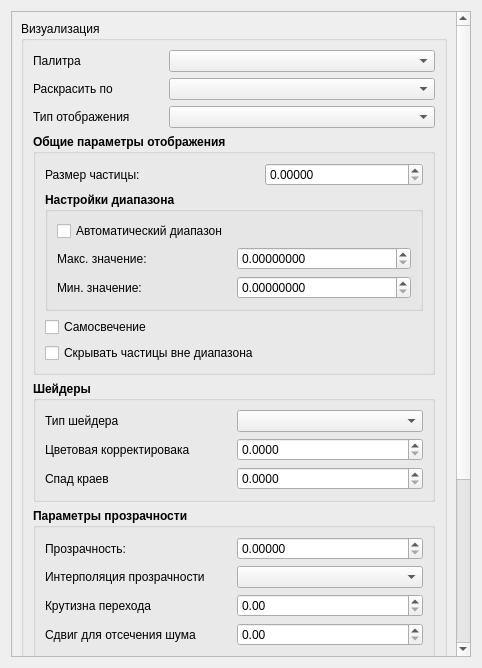
This is UI/Home/PropertyInspector.ui in Codbrain1/QSpace as Qt 5 draws it before an edit. The edited form follows.
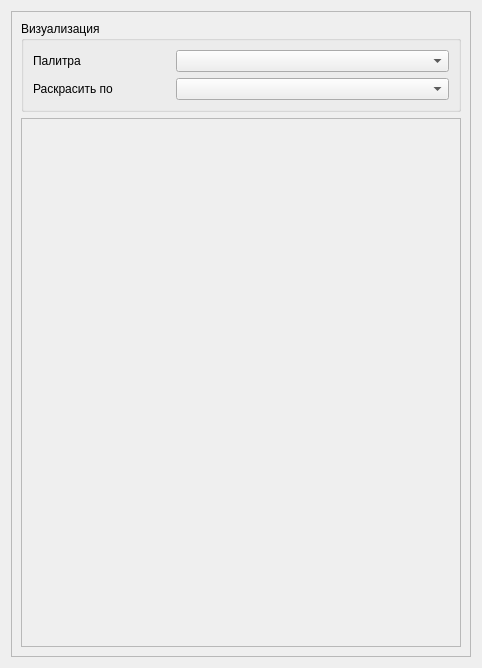
This is the edited form. Custom widgets are drawn as their Qt base class.

What changed in the file:
```diff
--- a/UI/Home/PropertyInspector.ui
+++ b/UI/Home/PropertyInspector.ui
@@ -24,8 +24,8 @@
        <rect>
         <x>0</x>
         <y>0</y>
-        <width>442</width>
-        <height>1087</height>
+        <width>462</width>
+        <height>648</height>
        </rect>
       </property>
       <layout class="QVBoxLayout" name="verticalLayout_2">
@@ -35,219 +35,8 @@
           <string>Визуализация</string>
          </property>
          <layout class="QGridLayout" name="gridLayout">
-          <item row="13" column="0" colspan="3">
-           <widget class="QGroupBox" name="groupBox_3">
-            <property name="font">
-             <font>
-              <bold>true</bold>
-             </font>
-            </property>
-            <property name="title">
-             <string>Параметры цветовой шкалы</string>
-            </property>
-            <layout class="QGridLayout" name="gridLayout_5">
-             <item row="3" column="0">
-              <widget class="QLabel" name="label_sigmoidGammaColor">
-               <property name="font">
-                <font>
-                 <bold>false</bold>
-                </font>
-               </property>
-               <property name="text">
-                <string>Крутизна перехода</string>
-               </property>
-              </widget>
-             </item>
-             <item row="0" column="0">
-              <widget class="QLabel" name="label_interpolationRange">
-               <property name="font">
-                <font>
-                 <bold>false</bold>
-                </font>
-               </property>
-               <property name="text">
-                <string>Интерполяция диапазона</string>
-               </property>
-              </widget>
-             </item>
-             <item row="4" column="0">
-              <widget class="QLabel" name="label_sigmoidShiftColor">
-               <property name="font">
-                <font>
-                 <bold>false</bold>
-                </font>
-               </property>
-               <property name="text">
-                <string>Сдвиг для отсечения шума</string>
-               </property>
-              </widget>
-             </item>
-             <item row="4" column="1">
-              <widget class="QDoubleSpinBox" name="doubleSpinBox__sigmoidShiftColor">
-               <property name="font">
-                <font>
-                 <bold>false</bold>
-                </font>
-               </property>
-               <property name="decimals">
-                <number>4</number>
-               </property>
-              </widget>
-             </item>
-             <item row="1" column="0">
-              <widget class="QCheckBox" name="checkBox_useLogScale">
-               <property name="font">
-                <font>
-                 <bold>false</bold>
-                </font>
-               </property>
-               <property name="text">
-                <string>Логарифмическая шкала</string>
-               </property>
-              </widget>
-             </item>
-             <item row="3" column="1">
-              <widget class="QDoubleSpinBox" name="doubleSpinBox_sigmoidGammaColor">
-               <property name="font">
-                <font>
-                 <bold>false</bold>
-                </font>
-               </property>
-               <property name="decimals">
-                <number>4</number>
-               </property>
-              </widget>
-             </item>
-             <item row="2" column="0">
-              <widget class="QCheckBox" name="checkBox_isVisibleScalarBar">
-               <property name="font">
-                <font>
-                 <bold>false</bold>
-                </font>
-               </property>
-               <property name="text">
-                <string>Отображать колорбар</string>
-               </property>
-              </widget>
-             </item>
-             <item row="0" column="1">
-              <widget class="QComboBox" name="combo_interpolationRange">
-               <property name="font">
-                <font>
-                 <bold>false</bold>
-                </font>
-               </property>
-              </widget>
-             </item>
-             <item row="5" column="0">
-              <widget class="QLabel" name="label_alpha">
-               <property name="font">
-                <font>
-                 <bold>false</bold>
-                </font>
-               </property>
-               <property name="text">
-                <string>растяжение нижнего диапазона</string>
-               </property>
-              </widget>
-             </item>
-             <item row="5" column="1">
-              <widget class="QDoubleSpinBox" name="doubleSpinBox__alpha">
-               <property name="font">
-                <font>
-                 <bold>false</bold>
-                </font>
-               </property>
-               <property name="decimals">
-                <number>4</number>
-               </property>
-              </widget>
-             </item>
-            </layout>
-           </widget>
-          </item>
-          <item row="4" column="0" colspan="3">
-           <widget class="QGroupBox" name="groupBox_2">
-            <property name="font">
-             <font>
-              <bold>true</bold>
-             </font>
-            </property>
-            <property name="title">
-             <string>Шейдеры</string>
-            </property>
-            <layout class="QGridLayout" name="gridLayout_4">
-             <item row="1" column="1">
-              <widget class="QDoubleSpinBox" name="doubleSpinBox_colorCorrection">
-               <property name="font">
-                <font>
-                 <bold>false</bold>
-                </font>
-               </property>
-               <property name="decimals">
-                <number>4</number>
-               </property>
-              </widget>
-             </item>
-             <item row="0" column="0">
-              <widget class="QLabel" name="label_functionSplat">
-               <property name="font">
-                <font>
-                 <bold>false</bold>
-                </font>
-               </property>
-               <property name="text">
-                <string>Тип шейдера</string>
-               </property>
-              </widget>
-             </item>
-             <item row="0" column="1">
-              <widget class="QComboBox" name="combo_functionSplat">
-               <property name="font">
-                <font>
-                 <bold>false</bold>
-                </font>
-               </property>
-              </widget>
-             </item>
-             <item row="1" column="0">
-              <widget class="QLabel" name="label_colorCorrection">
-               <property name="font">
-                <font>
-                 <bold>false</bold>
-                </font>
-               </property>
-               <property name="text">
-                <string>Цветовая корректировака</string>
-               </property>
-              </widget>
-             </item>
-             <item row="3" column="0">
-              <widget class="QLabel" name="label_gauianSharpnes">
-               <property name="font">
-                <font>
-                 <bold>false</bold>
-                </font>
-               </property>
-               <property name="text">
-                <string>Спад краев</string>
-               </property>
-              </widget>
-             </item>
-             <item row="3" column="1">
-              <widget class="QDoubleSpinBox" name="doubleSpinBox_gauianSharpnes">
-               <property name="font">
-                <font>
-                 <bold>false</bold>
-                </font>
-               </property>
-               <property name="decimals">
-                <number>4</number>
-               </property>
-              </widget>
-             </item>
-            </layout>
-           </widget>
+          <item row="1" column="1" colspan="2">
+           <widget class="QComboBox" name="combo_current_column"/>
           </item>
           <item row="0" column="0">
            <widget class="QLabel" name="label_cmap">
@@ -256,119 +45,8 @@
             </property>
            </widget>
           </item>
-          <item row="6" column="0" colspan="3">
-           <widget class="QGroupBox" name="groupBox">
-            <property name="font">
-             <font>
-              <bold>true</bold>
-             </font>
-            </property>
-            <property name="title">
-             <string>Параметры прозрачности</string>
-            </property>
-            <layout class="QGridLayout" name="gridLayout_3">
-             <item row="0" column="1">
-              <widget class="QDoubleSpinBox" name="doubleSpinBox_Opacity">
-               <property name="font">
-                <font>
-                 <bold>false</bold>
-                </font>
-               </property>
-               <property name="decimals">
-                <number>5</number>
-               </property>
-               <property name="maximum">
-                <double>1.000000000000000</double>
-               </property>
-               <property name="singleStep">
-                <double>0.010000000000000</double>
-               </property>
-              </widget>
-             </item>
-             <item row="0" column="0">
-              <widget class="QLabel" name="label_opacity">
-               <property name="font">
-                <font>
-                 <bold>false</bold>
-                </font>
-               </property>
-               <property name="text">
-                <string>Прозрачность:</string>
-               </property>
-              </widget>
-             </item>
-             <item row="7" column="1">
-              <widget class="QDoubleSpinBox" name="doubleSpinBox__sigmoidShiftOpacity">
-               <property name="font">
-                <font>
-                 <bold>false</bold>
-                </font>
-               </property>
-              </widget>
-             </item>
-             <item row="2" column="0">
-              <widget class="QLabel" name="label_functionOpacity">
-               <property name="font">
-                <font>
-                 <bold>false</bold>
-                </font>
-               </property>
-               <property name="text">
-                <string>Интерполяция прозрачности</string>
-               </property>
-              </widget>
-             </item>
-             <item row="2" column="1">
-              <widget class="QComboBox" name="combo_functionOpacity">
-               <property name="font">
-                <font>
-                 <bold>false</bold>
-                </font>
-               </property>
-              </widget>
-             </item>
-             <item row="7" column="0">
-              <widget class="QLabel" name="label_sigmoidShiftOpacity">
-               <property name="font">
-                <font>
-                 <bold>false</bold>
-                </font>
-               </property>
-               <property name="text">
-                <string>Сдвиг для отсечения шума</string>
-               </property>
-              </widget>
-             </item>
-             <item row="4" column="0">
-              <widget class="QLabel" name="label_sigmoidGammaOpacity">
-               <property name="font">
-                <font>
-                 <bold>false</bold>
-                </font>
-               </property>
-               <property name="text">
-                <string>Крутизна перехода</string>
-               </property>
-              </widget>
-             </item>
-             <item row="4" column="1">
-              <widget class="QDoubleSpinBox" name="doubleSpinBox_sigmoidGammaOpacity">
-               <property name="font">
-                <font>
-                 <bold>false</bold>
-                </font>
-               </property>
-              </widget>
-             </item>
-            </layout>
-           </widget>
-          </item>
-          <item row="2" column="0">
-           <widget class="QLabel" name="label_visibalityTYpe">
-            <property name="text">
-             <string>Тип отображения</string>
-            </property>
-           </widget>
+          <item row="0" column="1" colspan="2">
+           <widget class="QSpace::UI::ColorMapComboBox" name="combo_colormap"/>
           </item>
           <item row="1" column="0">
            <widget class="QLabel" name="label_current_column">
@@ -377,174 +55,27 @@
             </property>
            </widget>
           </item>
-          <item row="2" column="1" colspan="2">
-           <widget class="QComboBox" name="combo_RenderMode"/>
-          </item>
-          <item row="3" column="0" colspan="3">
-           <widget class="QGroupBox" name="groupBox_4">
-            <property name="font">
-             <font>
-              <bold>true</bold>
-              <underline>false</underline>
-             </font>
-            </property>
-            <property name="title">
-             <string>Общие параметры отображения</string>
-            </property>
-            <property name="flat">
-             <bool>false</bool>
-            </property>
-            <property name="checkable">
-             <bool>false</bool>
-            </property>
-            <layout class="QGridLayout" name="gridLayout_6">
-             <item row="1" column="0" colspan="2">
-              <widget class="QGroupBox" name="groupBox_5">
-               <property name="title">
-                <string>Настройки диапазона</string>
-               </property>
-               <layout class="QGridLayout" name="gridLayout_7">
-                <item row="1" column="2">
-                 <widget class="QDoubleSpinBox" name="spin_maxValue">
-                  <property name="font">
-                   <font>
-                    <bold>false</bold>
-                    <underline>false</underline>
-                   </font>
-                  </property>
-                  <property name="decimals">
-                   <number>8</number>
-                  </property>
-                  <property name="singleStep">
-                   <double>0.100000000000000</double>
-                  </property>
-                 </widget>
-                </item>
-                <item row="1" column="1">
-                 <widget class="QLabel" name="label_maxValue">
-                  <property name="font">
-                   <font>
-                    <bold>false</bold>
-                    <underline>false</underline>
-                   </font>
-                  </property>
-                  <property name="text">
-                   <string>Макс. значение:</string>
-                  </property>
-                 </widget>
-                </item>
-                <item row="0" column="1">
-                 <widget class="QCheckBox" name="checkBox_isAutomaticRange">
-                  <property name="font">
-                   <font>
-                    <bold>false</bold>
-                    <underline>false</underline>
-                   </font>
-                  </property>
-                  <property name="text">
-                   <string>Автоматический диапазон</string>
-                  </property>
-                 </widget>
-                </item>
-                <item row="2" column="1">
-                 <widget class="QLabel" name="label_minValue">
-                  <property name="font">
-                   <font>
-                    <bold>false</bold>
-                    <underline>false</underline>
-                   </font>
-                  </property>
-                  <property name="text">
-                   <string>Мин. значение:</string>
-                  </property>
-                 </widget>
-                </item>
-                <item row="2" column="2">
-                 <widget class="QDoubleSpinBox" name="spin_minValue">
-                  <property name="font">
-                   <font>
-                    <bold>false</bold>
-                    <underline>false</underline>
-                   </font>
-                  </property>
-                  <property name="decimals">
-                   <number>8</number>
-                  </property>
-                  <property name="singleStep">
-                   <double>0.100000000000000</double>
-                  </property>
-                 </widget>
-                </item>
-               </layout>
-              </widget>
-             </item>
-             <item row="0" column="0">
-              <widget class="QLabel" name="label_size">
-               <property name="font">
-                <font>
-                 <bold>false</bold>
-                 <underline>false</underline>
-                </font>
-               </property>
-               <property name="text">
-                <string>Размер частицы:</string>
-               </property>
-              </widget>
-             </item>
-             <item row="6" column="0">
-              <widget class="QCheckBox" name="checkBox_useEmissive">
-               <property name="font">
-                <font>
-                 <bold>false</bold>
-                 <underline>false</underline>
-                </font>
-               </property>
-               <property name="text">
-                <string>Самосвечение</string>
-               </property>
-              </widget>
-             </item>
-             <item row="7" column="0">
-              <widget class="QCheckBox" name="checkBox_hideOutOfRange">
-               <property name="font">
-                <font>
-                 <bold>false</bold>
-                 <underline>false</underline>
-                </font>
-               </property>
-               <property name="text">
-                <string>Скрывать частицы вне диапазона</string>
-               </property>
-              </widget>
-             </item>
-             <item row="0" column="1">
-              <widget class="QDoubleSpinBox" name="doubleSpinBox_ParticleSize">
-               <property name="font">
-                <font>
-                 <bold>false</bold>
-                 <underline>false</underline>
-                </font>
-               </property>
-               <property name="decimals">
-                <number>5</number>
-               </property>
-               <property name="singleStep">
-                <double>0.001000000000000</double>
-               </property>
-              </widget>
-             </item>
-            </layout>
-           </widget>
-          </item>
-          <item row="0" column="1" colspan="2">
-           <widget class="QSpace::UI::ColorMapComboBox" name="combo_colormap"/>
-          </item>
-          <item row="1" column="1" colspan="2">
-           <widget class="QComboBox" name="combo_current_column"/>
-          </item>
          </layout>
         </widget>
        </item>
+       <item>
+        <widget class="QScrollArea" name="scrollArea_DynamicProperties">
+         <property name="widgetResizable">
+          <bool>true</bool>
+         </property>
+         <widget class="QWidget" name="scrollAreaWidgetContents">
+          <property name="geometry">
+           <rect>
+            <x>0</x>
+            <y>0</y>
+            <width>442</width>
+            <height>525</height>
+           </rect>
+          </property>
+          <layout class="QVBoxLayout" name="verticalLayout_3"/>
+         </widget>
+        </widget>
+       </item>
       </layout>
      </widget>
     </widget>
```
